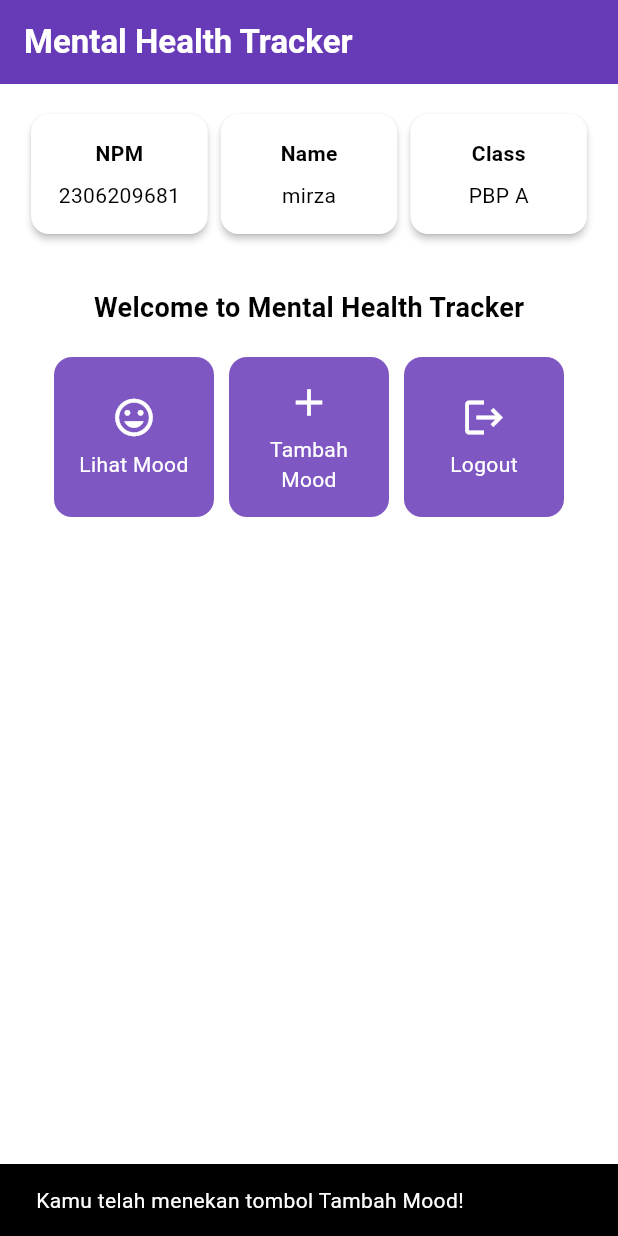
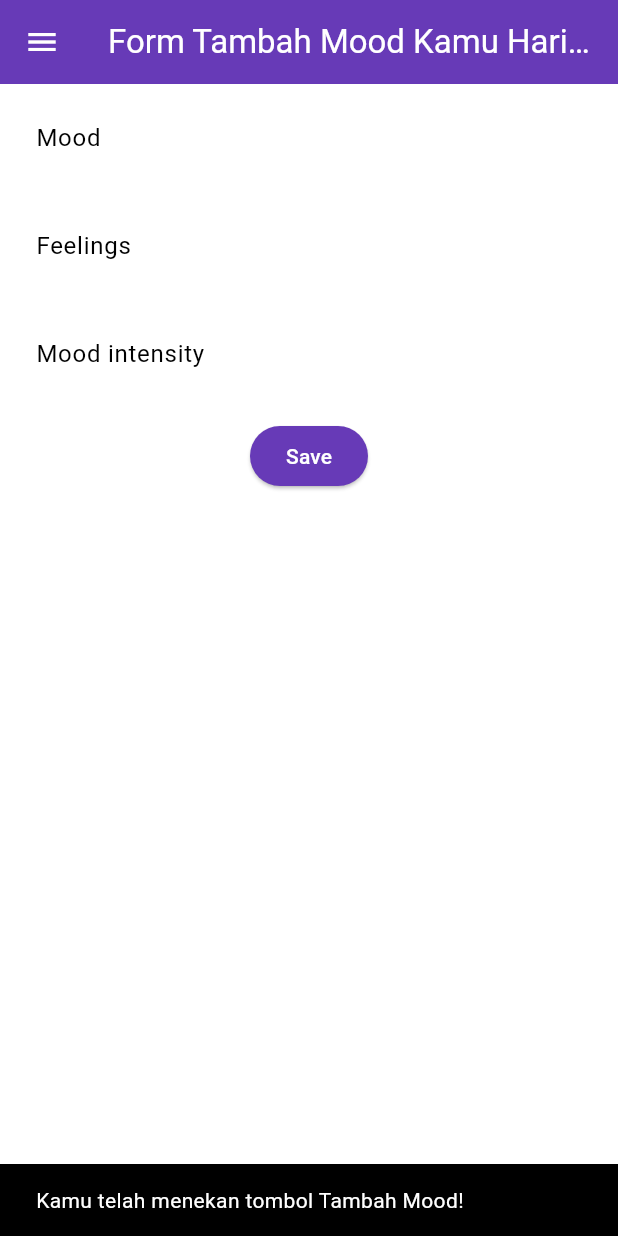
Before and after one commit to MirzaAthallahSalman/mental-health-tracker-mobile, a Flutter app: the screen it shows after launch, after a tap on "Tambah Mood", on a phone screen of 412 x 824 dp. Run offline on Flutter 3.47's test engine with Material 3 defaults, Android fonts, the phone set to English and light mode, and no system bars.

Commit message:
tutorial 7 done

```diff
--- a/lib/menu.dart
+++ b/lib/menu.dart
@@ -1,10 +1,12 @@
 import 'package:flutter/material.dart';
+import 'package:mental_health_tracker/widgets/left_drawer.dart';
+import 'package:mental_health_tracker/moodentry_form.dart';
 
 class MyHomePage extends StatelessWidget {
   MyHomePage({super.key});
 
   final String npm = '2306209681'; // NPM
-    final String name = 'mirza'; // Nama
+  final String name = 'Mirza Athallah Salman'; // Nama
   final String className = 'PBP A'; // Kelas
 
   final List<ItemHomepage> items = [
@@ -19,6 +21,7 @@ class MyHomePage extends StatelessWidget {
     return Scaffold(
       // AppBar adalah bagian atas halaman yang menampilkan judul.
       appBar: AppBar(
+
           // Judul aplikasi "Mental Health Tracker" dengan teks putih dan tebal.
           title: const Text(
             'Mental Health Tracker',
@@ -29,7 +32,13 @@ class MyHomePage extends StatelessWidget {
           ),
           // Warna latar belakang AppBar diambil dari skema warna tema aplikasi.
           backgroundColor: Theme.of(context).colorScheme.primary,
-      ),
+
+          // Mengganti warna icon drawer menjadi putih
+          iconTheme: const IconThemeData(color: Colors.white)),
+
+      // Masukkan drawer sebagai parameter nilai drawer dari widget Scaffold
+      drawer: const LeftDrawer(),
+
       // Body halaman dengan padding di sekelilingnya.
       body: Padding(
         padding: const EdgeInsets.all(16.0),
@@ -93,13 +102,11 @@ class MyHomePage extends StatelessWidget {
   }
 }
 
-
-
 class InfoCard extends StatelessWidget {
   // Kartu informasi yang menampilkan title dan content.
 
-  final String title;  // Judul kartu.
-  final String content;  // Isi kartu.
+  final String title; // Judul kartu.
+  final String content; // Isi kartu.
 
   const InfoCard({super.key, required this.title, required this.content});
 
@@ -110,7 +117,8 @@ class InfoCard extends StatelessWidget {
       elevation: 2.0,
       child: Container(
         // Mengatur ukuran dan jarak di dalam kartu.
-        width: MediaQuery.of(context).size.width / 3.5, // menyesuaikan dengan lebar device yang digunakan.
+        width: MediaQuery.of(context).size.width /
+            3.5, // menyesuaikan dengan lebar device yang digunakan.
         padding: const EdgeInsets.all(16.0),
         // Menyusun title dan content secara vertikal.
         child: Column(
@@ -151,14 +159,21 @@ class ItemCard extends StatelessWidget {
       borderRadius: BorderRadius.circular(12),
 
       child: InkWell(
-        // Aksi ketika kartu ditekan.
+// Area responsif terhadap sentuhan
         onTap: () {
-          // Menampilkan pesan SnackBar saat kartu ditekan.
+          // Memunculkan SnackBar ketika diklik
           ScaffoldMessenger.of(context)
             ..hideCurrentSnackBar()
-            ..showSnackBar(
-              SnackBar(content: Text("Kamu telah menekan tombol ${item.name}!"))
+            ..showSnackBar(SnackBar(
+                content: Text("Kamu telah menekan tombol ${item.name}!")));
+
+          // Navigate ke route yang sesuai (tergantung jenis tombol)
+          if (item.name == "Tambah Mood") {
+            Navigator.push(
+              context,
+              MaterialPageRoute(builder: (context) => MoodEntryFormPage()),
             );
+          }
         },
         // Container untuk menyimpan Icon dan Text
         child: Container(
@@ -186,5 +201,4 @@ class ItemCard extends StatelessWidget {
       ),
     );
   }
-
 }
--- /dev/null
+++ b/lib/moodentry_form.dart
@@ -0,0 +1,161 @@
+import 'package:flutter/material.dart';
+import 'package:mental_health_tracker/widgets/left_drawer.dart';
+
+class MoodEntryFormPage extends StatefulWidget {
+  const MoodEntryFormPage({super.key});
+
+  @override
+  State<MoodEntryFormPage> createState() => _MoodEntryFormPageState();
+}
+
+class _MoodEntryFormPageState extends State<MoodEntryFormPage> {
+  final _formKey = GlobalKey<FormState>();
+  String _mood = "";
+  String _feelings = "";
+  int _moodIntensity = 0;
+
+  @override
+  Widget build(BuildContext context) {
+    return Scaffold(
+      appBar: AppBar(
+        title: const Center(
+          child: Text(
+            'Form Tambah Mood Kamu Hari ini',
+          ),
+        ),
+        backgroundColor: Theme.of(context).colorScheme.primary,
+        foregroundColor: Colors.white,
+      ),
+      drawer: const LeftDrawer(),
+      body: Form(
+        key: _formKey,
+        child: SingleChildScrollView(
+          child: Column(
+            crossAxisAlignment: CrossAxisAlignment.start,
+            children: [
+              Padding(
+                padding: const EdgeInsets.all(8.0),
+                child: TextFormField(
+                  decoration: InputDecoration(
+                    hintText: "Mood",
+                    labelText: "Mood",
+                    border: OutlineInputBorder(
+                      borderRadius: BorderRadius.circular(5.0),
+                    ),
+                  ),
+                  onChanged: (String? value) {
+                    setState(() {
+                      _mood = value!;
+                    });
+                  },
+                  validator: (String? value) {
+                    if (value == null || value.isEmpty) {
+                      return "Mood tidak boleh kosong!";
+                    }
+                    return null;
+                  },
+                ),
+              ),
+              Padding(
+                padding: const EdgeInsets.all(8.0),
+                child: TextFormField(
+                  decoration: InputDecoration(
+                    hintText: "Feelings",
+                    labelText: "Feelings",
+                    border: OutlineInputBorder(
+                      borderRadius: BorderRadius.circular(5.0),
+                    ),
+                  ),
+                  onChanged: (String? value) {
+                    setState(() {
+                      _feelings = value!;
+                    });
+                  },
+                  validator: (String? value) {
+                    if (value == null || value.isEmpty) {
+                      return "Feelings tidak boleh kosong!";
+                    }
+                    return null;
+                  },
+                ),
+              ),
+              Padding(
+                padding: const EdgeInsets.all(8.0),
+                child: TextFormField(
+                  decoration: InputDecoration(
+                    hintText: "Mood intensity",
+                    labelText: "Mood intensity",
+                    border: OutlineInputBorder(
+                      borderRadius: BorderRadius.circular(5.0),
+                    ),
+                  ),
+                  onChanged: (String? value) {
+                    setState(() {
+                      _moodIntensity = int.tryParse(value!) ?? 0;
+                    });
+                  },
+                  validator: (String? value) {
+                    if (value == null || value.isEmpty) {
+                      return "Mood intensity tidak boleh kosong!";
+                    }
+                    if (int.tryParse(value) == null) {
+                      return "Mood intensity harus berupa angka!";
+                    }
+                    return null;
+                  },
+                ),
+              ),
+              Align(
+                alignment: Alignment.bottomCenter,
+                child: Padding(
+                  padding: const EdgeInsets.all(8.0),
+                  child: ElevatedButton(
+                    style: ButtonStyle(
+                      backgroundColor: MaterialStateProperty.all(
+                          Theme.of(context).colorScheme.primary),
+                    ),
+                    onPressed: () {
+                      if (_formKey.currentState!.validate()) {
+                        showDialog(
+                          context: context,
+                          builder: (context) {
+                            return AlertDialog(
+                              title: const Text('Mood berhasil tersimpan'),
+                              content: SingleChildScrollView(
+                                child: Column(
+                                  crossAxisAlignment: CrossAxisAlignment.start,
+                                  children: [
+                                    Text('Mood: $_mood'),
+                                    Text('Feelings: $_feelings'),
+                                    Text('Mood Intensity: $_moodIntensity'),
+                                  ],
+                                ),
+                              ),
+                              actions: [
+                                TextButton(
+                                  child: const Text('OK'),
+                                  onPressed: () {
+                                    Navigator.pop(context);
+                                    _formKey.currentState!.reset();
+                                  },
+                                ),
+                              ],
+                            );
+                          },
+                        );
+                      }
+                    },
+                    child: const Text(
+                      "Save",
+                      style: TextStyle(color: Colors.white),
+                    ),
+                  ),
+                ),
+              ),
+            ],
+          ),
+        ),
+      ),
+    );
+  }
+}
--- /dev/null
+++ b/lib/widgets/left_drawer.dart
@@ -0,0 +1,69 @@
+import 'package:flutter/material.dart';
+import 'package:mental_health_tracker/menu.dart';
+import 'package:mental_health_tracker/moodentry_form.dart';
+
+class LeftDrawer extends StatelessWidget {
+  const LeftDrawer({super.key});
+
+  @override
+  Widget build(BuildContext context) {
+    return Drawer(
+      child: ListView(
+        children: [
+          DrawerHeader(
+            decoration: BoxDecoration(
+              color: Theme.of(context).colorScheme.primary,
+            ),
+            child: const Column(
+              children: [
+                Text(
+                  'Mental Health Tracker',
+                  textAlign: TextAlign.center,
+                  style: TextStyle(
+                    fontSize: 24,
+                    fontWeight: FontWeight.bold,
+                    color: Colors.white,
+                  ),
+                ),
+                Padding(padding: EdgeInsets.all(8)),
+                Text(
+                  "Ayo jaga kesehatan mentalmu setiap hari disini!",
+                  textAlign: TextAlign.center,
+                  style: TextStyle(
+                    fontSize: 15,
+                    fontWeight: FontWeight.normal,
+                    color: Colors.white,
+                  ),
+                ),
+              ],
+            ),
+          ),
+          ListTile(
+            leading: const Icon(Icons.home_outlined),
+            title: const Text('Halaman Utama'),
+            // Bagian redirection ke MyHomePage
+            onTap: () {
+              Navigator.pushReplacement(
+                  context,
+                  MaterialPageRoute(
+                    builder: (context) => MyHomePage(),
+                  ));
+            },
+          ),
+          ListTile(
+            leading: const Icon(Icons.mood),
+            title: const Text('Tambah Mood'),
+            // Bagian redirection ke MoodEntryFormPage
+            onTap: () {
+              Navigator.pushReplacement(
+                  context,
+                  MaterialPageRoute(
+                    builder: (context) => MoodEntryFormPage(),
+                  ));
+            },
+          ),
+        ],
+      ),
+    );
+  }
+}
```
Also changed, not shown: lib/main.dart (line endings or trailing spaces). Lines whose indentation alone changed are shown as unchanged.
